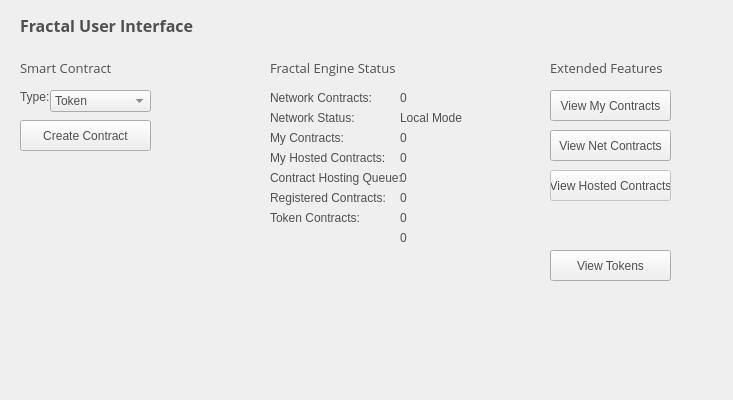
Before: the Qt Designer form src/qt/forms/fractalui.ui in SaltineChips/Konjungate, drawn with Qt 5.
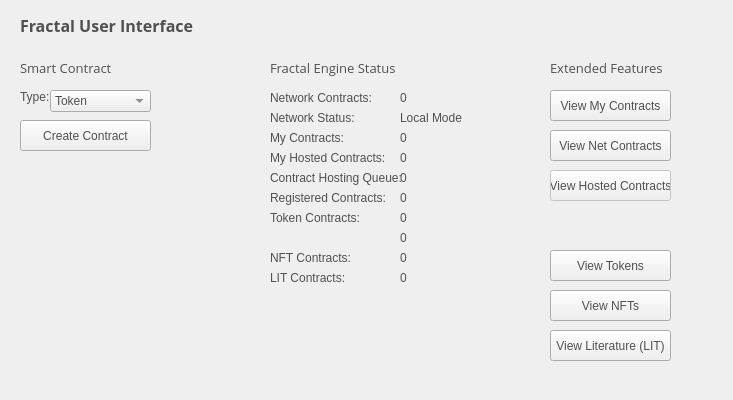
After: the same form once the commit is applied.

```diff
--- a/src/qt/forms/fractalui.ui
+++ b/src/qt/forms/fractalui.ui
@@ -392,6 +392,84 @@
     <string>Create Contract</string>
    </property>
   </widget>
+  <widget class="QPushButton" name="netNFTbtn">
+   <property name="geometry">
+    <rect>
+     <x>550</x>
+     <y>290</y>
+     <width>121</width>
+     <height>31</height>
+    </rect>
+   </property>
+   <property name="text">
+    <string>View NFTs</string>
+   </property>
+  </widget>
+  <widget class="QLabel" name="nftCount">
+   <property name="geometry">
+    <rect>
+     <x>400</x>
+     <y>250</y>
+     <width>71</width>
+     <height>16</height>
+    </rect>
+   </property>
+   <property name="text">
+    <string>0</string>
+   </property>
+  </widget>
+  <widget class="QLabel" name="nftLabel">
+   <property name="geometry">
+    <rect>
+     <x>270</x>
+     <y>250</y>
+     <width>111</width>
+     <height>16</height>
+    </rect>
+   </property>
+   <property name="text">
+    <string>NFT Contracts:</string>
+   </property>
+  </widget>
+  <widget class="QLabel" name="litCount">
+   <property name="geometry">
+    <rect>
+     <x>400</x>
+     <y>270</y>
+     <width>71</width>
+     <height>16</height>
+    </rect>
+   </property>
+   <property name="text">
+    <string>0</string>
+   </property>
+  </widget>
+  <widget class="QLabel" name="litLabel">
+   <property name="geometry">
+    <rect>
+     <x>270</x>
+     <y>270</y>
+     <width>111</width>
+     <height>16</height>
+    </rect>
+   </property>
+   <property name="text">
+    <string>LIT Contracts:</string>
+   </property>
+  </widget>
+  <widget class="QPushButton" name="netLITbtn">
+   <property name="geometry">
+    <rect>
+     <x>550</x>
+     <y>330</y>
+     <width>121</width>
+     <height>31</height>
+    </rect>
+   </property>
+   <property name="text">
+    <string>View Literature (LIT)</string>
+   </property>
+  </widget>
  </widget>
  <layoutdefault spacing="6" margin="11"/>
  <resources/>
```
Left out of the diff: 12 changed lines with no effect on the pictures.
